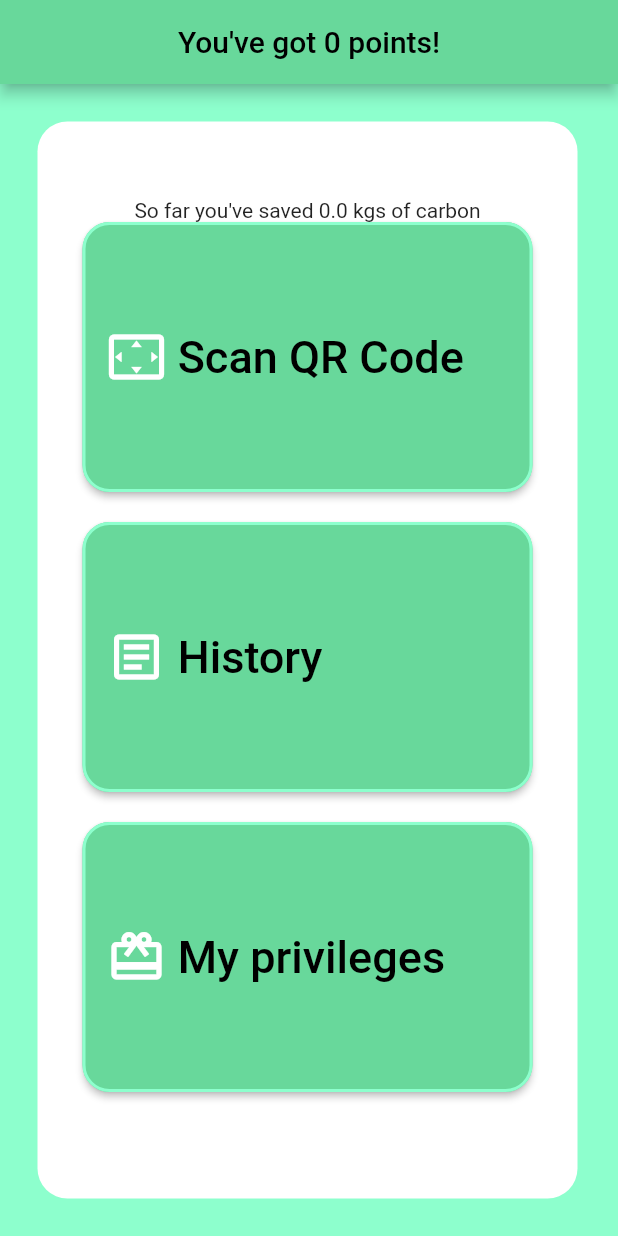
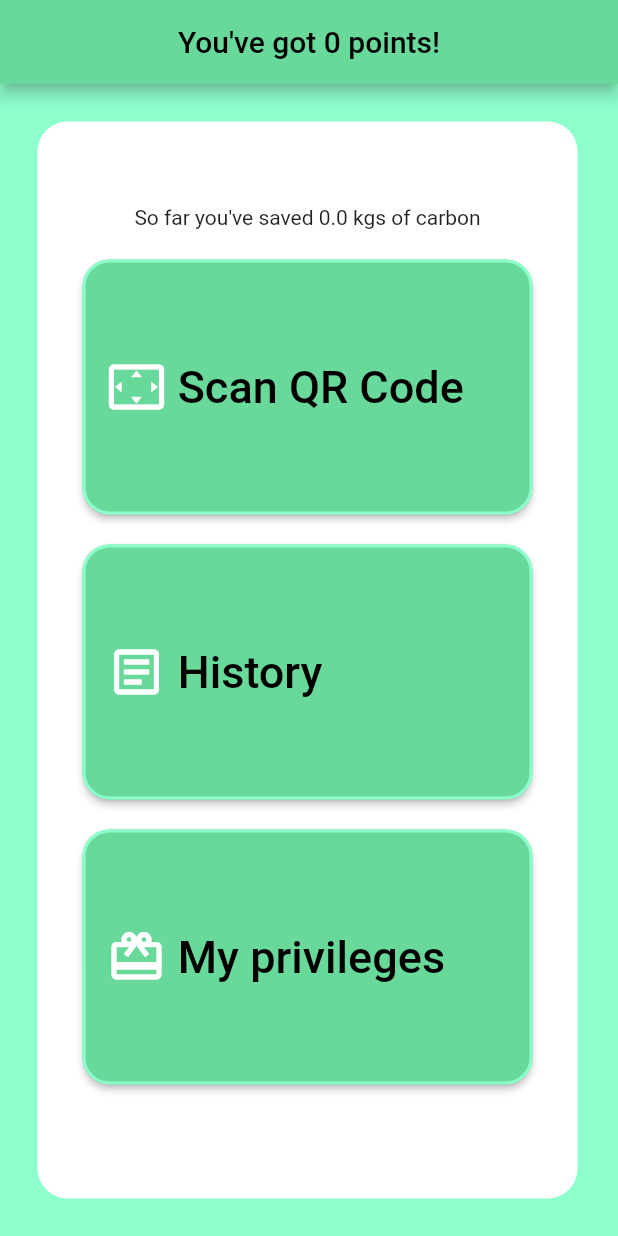
Before and after one commit to bartoszmaka00/hackathon_app, a Flutter app: the Menu screen opened by its route, on a phone screen of 412 x 824 dp. Run offline on Flutter 3.47's test engine with Material 2 defaults, Android fonts, the phone set to English and light mode, and no system bars; our stand-ins replace flutter_spinkit; missing offline and left inert: qr_code_scanner; network calls fail.

Commit message:
corrected menu layout

```diff
--- a/lib/shared/constans.dart
+++ b/lib/shared/constans.dart
@@ -3,7 +3,7 @@ import 'package:flutter/material.dart';
 const Color miceDarkGreen = Color(0xFFF68D89B);
 const Color miceLightGreen = Color(0xFFF8DFFCD);
 
-const double mainMenuButonHeight=180.0;
+const double mainMenuButonHeight=170.0;
 const double mainMenuButonWidth=300.0;
 const double mainMenuButonHeightSmall=120.0;
 const double mainMenuButonWidthSmall=300.0;
--- a/lib/views/menu.dart
+++ b/lib/views/menu.dart
@@ -83,6 +83,7 @@ class _MenuState extends State<Menu> {
                     // SizedBox(
                     //   height: 20,
                     // ),
+                    SizedBox(height: 20,),
                     SizedBox(
                       width: !isVisibleExit
                           ? mainMenuButonWidth
```
